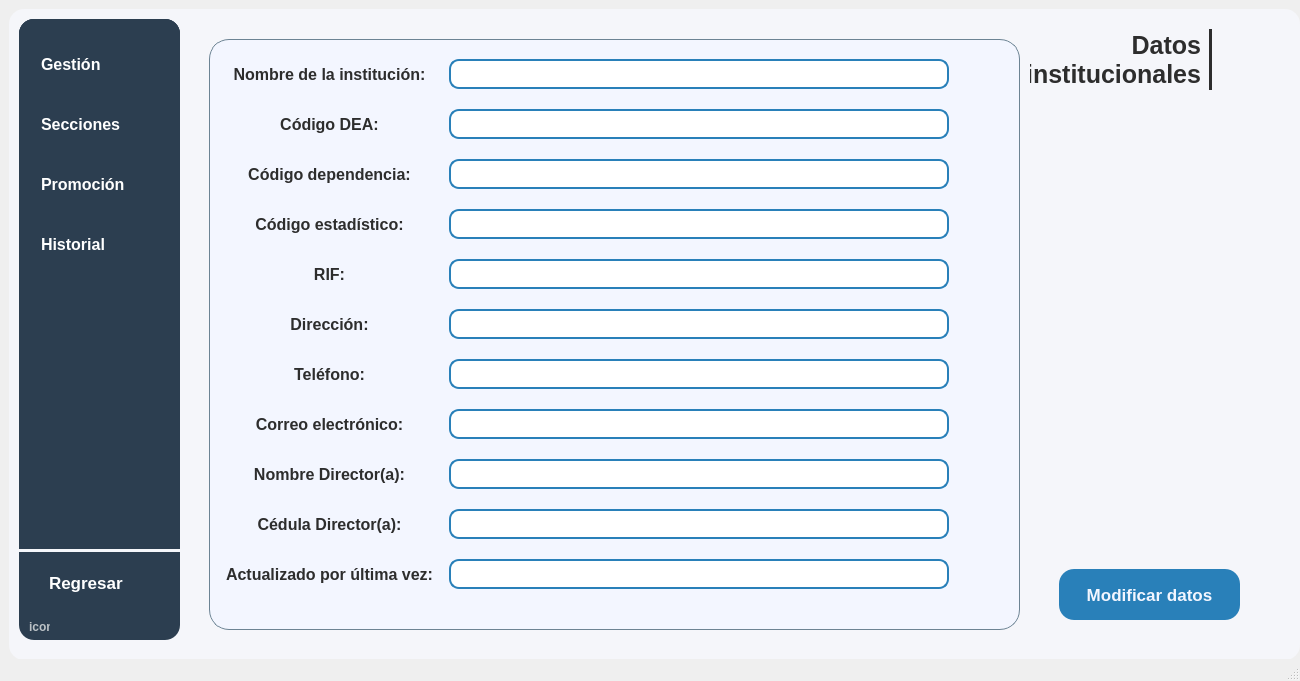
The window that resources/ui/main.ui (Proyecto-Uptjaa/Proyecto_SIRA) describes before a commit, drawn with Qt 5.
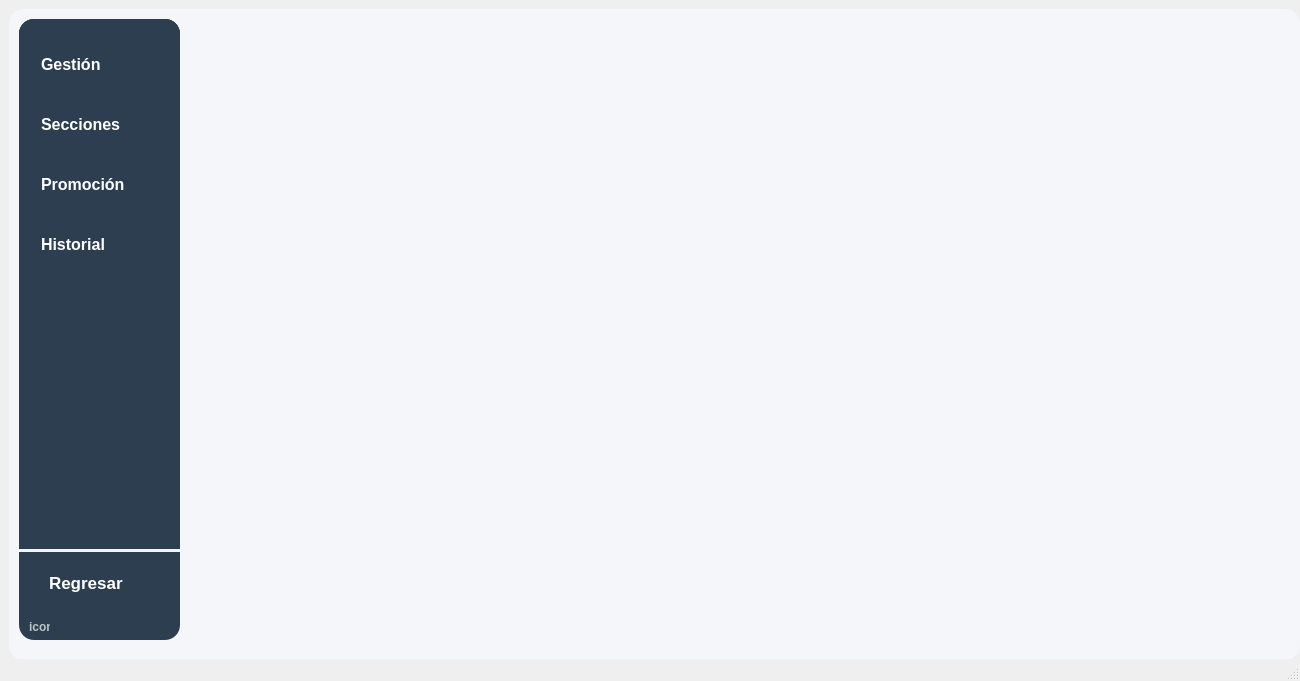
The same window after the commit. The open tabs and pages were chosen to show the change. Icons and pictures are not drawn. Custom widgets are drawn as their Qt base class.

Commit message: fix(interfaz): tamaño ventana

```diff
--- a/resources/ui/main.ui
+++ b/resources/ui/main.ui
@@ -1861,7 +1861,7 @@
 color: #2d2d2d;</string>
      </property>
      <property name="currentIndex">
-      <number>6</number>
+      <number>2</number>
      </property>
      <widget class="QWidget" name="home">
       <widget class="QFrame" name="frameSaludo">
@@ -2989,6 +2989,7 @@
       </widget>
      </widget>
      <widget class="QWidget" name="gestion_estudiantes"/>
+     <widget class="QWidget" name="secciones"/>
      <widget class="QWidget" name="empleados"/>
      <widget class="QWidget" name="estadisticas">
       <widget class="QFrame" name="frameCriterio">
```
Left out of the diff: 5 changed lines with no effect on the pictures.
